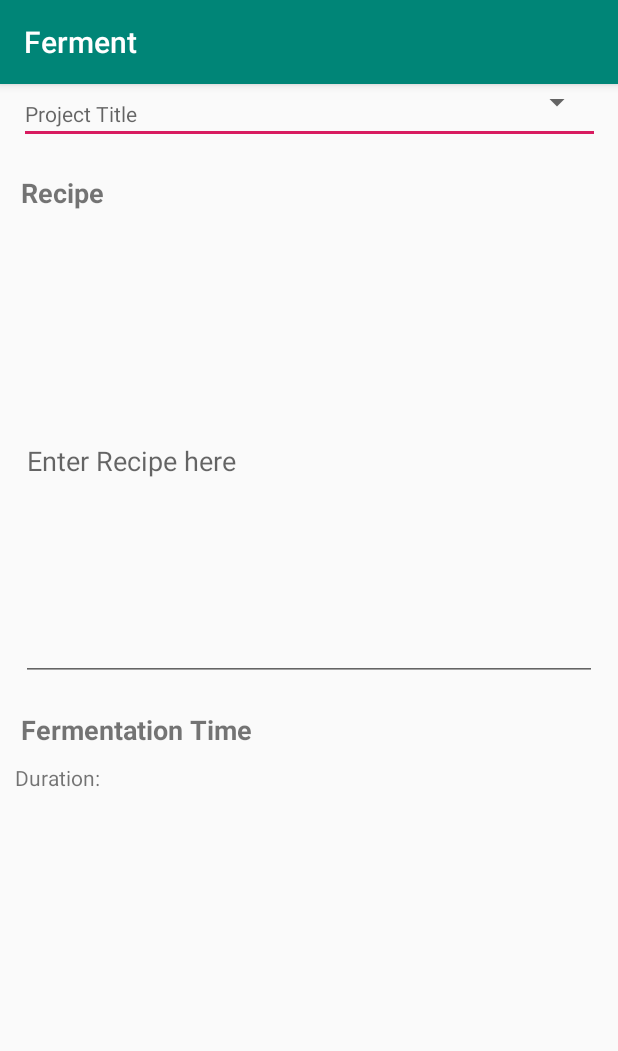
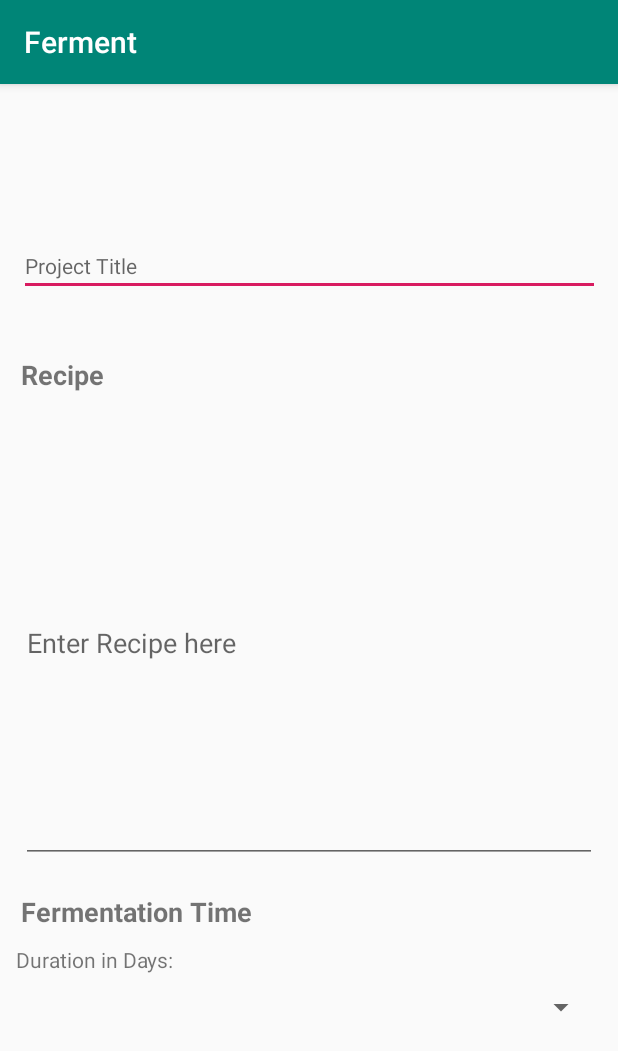
Before and after one commit to marksally/Ferment, an Android app: the NewProject screen opened directly, with no data from a screen before it, on a phone screen of 412 x 824 dp. Shown: the top 1051 px of the screen. Run offline under Robolectric (Android 15) with nearby library versions, the phone set to English and light mode, and no system bars.

```diff
--- a/app/src/main/res/layout/activity_new_project.xml
+++ b/app/src/main/res/layout/activity_new_project.xml
@@ -12,15 +12,18 @@
         android:layout_height="wrap_content"
         android:layout_marginStart="10dp"
         android:layout_marginLeft="10dp"
+        android:layout_marginTop="101dp"
         android:layout_marginEnd="10dp"
         android:layout_marginRight="10dp"
+        android:layout_marginBottom="20dp"
         android:ems="10"
-        android:hint="Project Title"
+        android:hint="@string/Project_Title"
         android:inputType="text"
         android:textSize="14sp"
+        app:layout_constraintBottom_toTopOf="@+id/tvRecipe"
         app:layout_constraintEnd_toEndOf="parent"
         app:layout_constraintStart_toStartOf="parent"
-        tools:layout_editor_absoluteY="101dp" />
+        app:layout_constraintTop_toTopOf="parent" />
 
     <TextView
         android:id="@+id/tvRecipe"
@@ -32,7 +35,7 @@
         android:layout_marginEnd="10dp"
         android:layout_marginRight="10dp"
         android:layout_marginBottom="10dp"
-        android:text="Recipe"
+        android:text="@string/recipe"
         android:textSize="18sp"
         android:textStyle="bold"
         app:layout_constraintBottom_toTopOf="@+id/etRecipe"
@@ -51,7 +54,7 @@
         android:layout_marginRight="10dp"
         android:layout_marginBottom="20dp"
         android:ems="10"
-        android:hint="Enter Recipe here"
+        android:hint="@string/enter_recepie"
         android:inputType="textMultiLine"
         app:layout_constraintBottom_toTopOf="@+id/tvFermentationTime"
         app:layout_constraintEnd_toEndOf="parent"
@@ -67,7 +70,7 @@
         android:layout_marginTop="20dp"
         android:layout_marginEnd="10dp"
         android:layout_marginRight="10dp"
-        android:text="Fermentation Time"
+        android:text="@string/fermentation_time"
         android:textSize="18sp"
         android:textStyle="bold"
         app:layout_constraintEnd_toEndOf="parent"
@@ -76,21 +79,32 @@
 
     <TextView
         android:id="@+id/tvDuration"
-        android:layout_width="68dp"
+        android:layout_width="114dp"
         android:layout_height="wrap_content"
         android:layout_marginStart="10dp"
         android:layout_marginLeft="10dp"
         android:layout_marginTop="10dp"
-        android:text="Duration:"
+        android:layout_marginEnd="287dp"
+        android:layout_marginRight="287dp"
+        android:layout_marginBottom="10dp"
+        android:text="@string/duration"
+        app:layout_constraintBottom_toTopOf="@+id/spDays"
+        app:layout_constraintEnd_toEndOf="parent"
         app:layout_constraintStart_toStartOf="parent"
         app:layout_constraintTop_toBottomOf="@+id/tvFermentationTime" />
 
     <Spinner
-        android:id="@+id/spinner"
-        android:layout_width="395dp"
+        android:id="@+id/spDays"
+        android:layout_width="384dp"
         android:layout_height="wrap_content"
+        android:layout_marginStart="10dp"
+        android:layout_marginLeft="10dp"
+        android:layout_marginTop="10dp"
+        android:layout_marginEnd="10dp"
+        android:layout_marginRight="10dp"
         android:spinnerMode="dropdown"
-        tools:layout_editor_absoluteX="8dp"
-        tools:layout_editor_absoluteY="586dp" />
+        app:layout_constraintEnd_toEndOf="parent"
+        app:layout_constraintStart_toStartOf="parent"
+        app:layout_constraintTop_toBottomOf="@+id/tvDuration" />
 
 </android.support.constraint.ConstraintLayout>
```
Also changed, not shown: app/src/main/res/values/strings.xml (+27 -0 lines).
